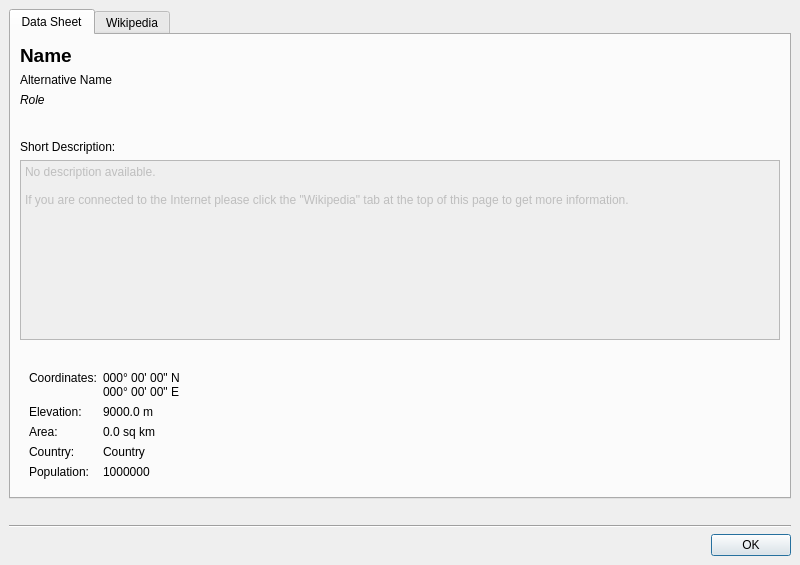
First picture: the form in src/lib/PlacemarkInfoDialog.ui, repository KDE/marble, before the edit.
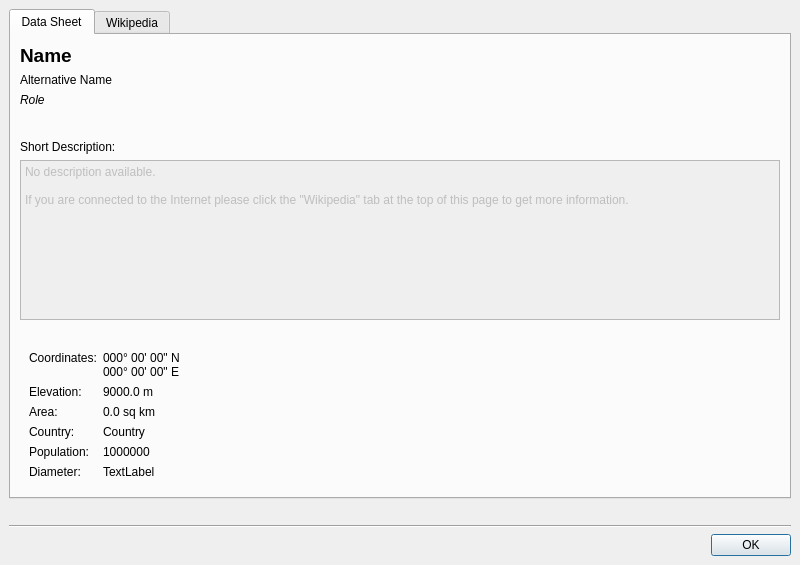
Second picture: the form after the edit. Icons and pictures are not drawn. Custom widgets are drawn as their Qt base class.

Commit message: - Another patch by Harshit Jain: No population on Moon and Mars. Use diameter instead ...

The edit to the form file:
```diff
--- a/src/lib/PlacemarkInfoDialog.ui
+++ b/src/lib/PlacemarkInfoDialog.ui
@@ -43,19 +43,7 @@
          <property name="leftMargin" >
           <number>0</number>
          </property>
-         <property name="topMargin" >
-          <number>0</number>
-         </property>
-         <property name="rightMargin" >
-          <number>0</number>
-         </property>
-         <property name="bottomMargin" >
-          <number>0</number>
-         </property>
-         <property name="horizontalSpacing" >
-          <number>6</number>
-         </property>
-         <property name="verticalSpacing" >
+         <property name="spacing" >
           <number>6</number>
          </property>
          <item row="0" column="0" >
@@ -168,7 +156,8 @@
           <string>Description field</string>
          </property>
          <property name="html" >
-          <string>&lt;html>&lt;head>&lt;meta name="qrichtext" content="1" />&lt;style type="text/css">
+          <string>&lt;!DOCTYPE HTML PUBLIC "-//W3C//DTD HTML 4.0//EN" "http://www.w3.org/TR/REC-html40/strict.dtd">
+&lt;html>&lt;head>&lt;meta name="qrichtext" content="1" />&lt;style type="text/css">
 p, li { white-space: pre-wrap; }
 &lt;/style>&lt;/head>&lt;body style=" font-family:'Sans Serif'; font-size:10pt; font-weight:400; font-style:normal;">
 &lt;p style=" margin-top:0px; margin-bottom:0px; margin-left:0px; margin-right:0px; -qt-block-indent:0; text-indent:0px; font-size:9pt;">No description available.&lt;/p>
@@ -352,6 +341,29 @@
             </property>
            </widget>
           </item>
+          <item row="5" column="0" >
+           <widget class="QLabel" name="diameter_lbl" >
+            <property name="text" >
+             <string>Diameter:</string>
+            </property>
+            <property name="alignment" >
+             <set>Qt::AlignLeading|Qt::AlignLeft|Qt::AlignTop</set>
+            </property>
+            <property name="textInteractionFlags" >
+             <set>Qt::TextSelectableByMouse</set>
+            </property>
+           </widget>
+          </item>
+          <item row="5" column="1" >
+           <widget class="QLabel" name="diameter_val_lbl" >
+            <property name="text" >
+             <string>TextLabel</string>
+            </property>
+            <property name="alignment" >
+             <set>Qt::AlignLeading|Qt::AlignLeft|Qt::AlignTop</set>
+            </property>
+           </widget>
+          </item>
          </layout>
         </widget>
        </item>
```
Left out of the diff: 55 changed lines with no effect on the pictures. The commit also changes 1 other file.
